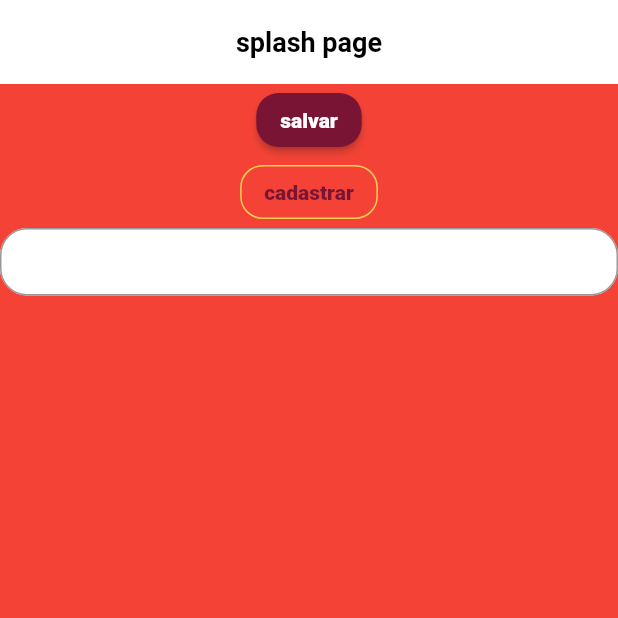
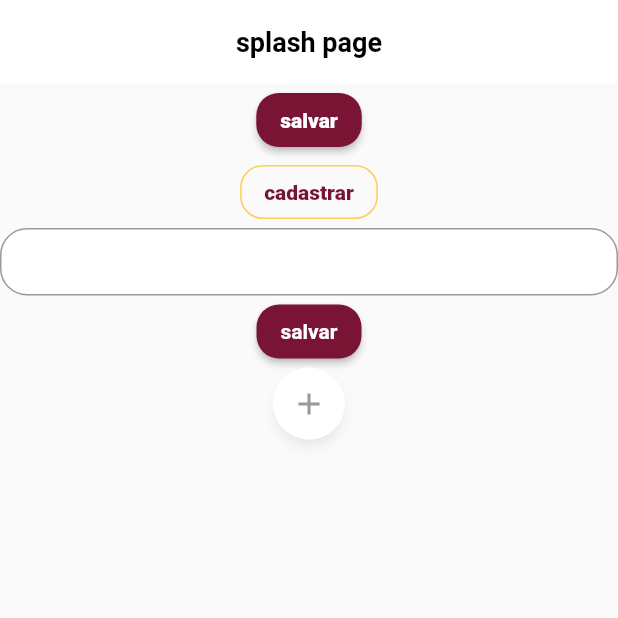
Before and after one commit to FilipeH14/fwc_album_app, a Flutter app: the screen it shows after launch, on a phone screen of 412 x 824 dp, the top half of it. Run offline on Flutter 3.47's test engine with Material 2 defaults, Android fonts, the phone set to English and light mode, and no system bars; Roboto replaces fonts that are missing (MPlus1P, Poppins).

Commit message:
criação dos componentes principais

```diff
--- a/lib/app/core/styles/button_styles.dart
+++ b/lib/app/core/ui/styles/button_styles.dart
@@ -1,7 +1,6 @@
 import 'package:flutter/material.dart';
-import 'package:fwc_album_app/app/core/styles/button_styles.dart';
-import 'package:fwc_album_app/app/core/styles/colors_app.dart';
-import 'package:fwc_album_app/app/core/styles/text_styles.dart';
+import 'package:fwc_album_app/app/core/ui/styles/colors_app.dart';
+import 'package:fwc_album_app/app/core/ui/styles/text_styles.dart';
 
 class ButtonStyles {
   static ButtonStyles? _instance;
--- a/lib/app/core/styles/text_styles.dart
+++ b/lib/app/core/ui/styles/text_styles.dart
@@ -1,5 +1,5 @@
 import 'package:flutter/material.dart';
-import 'package:fwc_album_app/app/core/styles/colors_app.dart';
+import 'package:fwc_album_app/app/core/ui/styles/colors_app.dart';
 
 class TextStyles {
   static TextStyles? _instance;
--- a/lib/app/core/theme/theme_config.dart
+++ b/lib/app/core/ui/theme/theme_config.dart
@@ -1,6 +1,6 @@
 import 'package:flutter/material.dart';
-import 'package:fwc_album_app/app/core/styles/colors_app.dart';
-import 'package:fwc_album_app/app/core/styles/text_styles.dart';
+import 'package:fwc_album_app/app/core/ui/styles/colors_app.dart';
+import 'package:fwc_album_app/app/core/ui/styles/text_styles.dart';
 
 class ThemeConfig {
   ThemeConfig._();
--- /dev/null
+++ b/lib/app/core/ui/widgets/button.dart
@@ -0,0 +1,59 @@
+import 'package:flutter/material.dart';
+import 'package:fwc_album_app/app/core/ui/styles/button_styles.dart';
+import 'package:fwc_album_app/app/core/ui/styles/text_styles.dart';
+
+class Button extends StatelessWidget {
+  final ButtonStyle style;
+  final TextStyle labelStyle;
+  final String label;
+  final double? width;
+  final double? height;
+  final VoidCallback? onPressed;
+  final bool outline;
+
+  const Button({
+    required this.style,
+    required this.labelStyle,
+    required this.label,
+    this.width,
+    this.height,
+    this.onPressed,
+    this.outline = false,
+    super.key,
+  });
+
+  Button.primary({
+    required this.label,
+    this.width,
+    this.height,
+    this.onPressed,
+    super.key,
+  })  : style = ButtonStyles.i.primaryButton,
+        labelStyle = TextStyles.i.textSecondaryFontExtraBold,
+        outline = false;
+
+  @override
+  Widget build(BuildContext context) {
+    final labelText = Text(
+      label,
+      style: labelStyle,
+      overflow: TextOverflow.ellipsis,
+    );
+
+    return SizedBox(
+      height: height,
+      width: width,
+      child: outline
+          ? OutlinedButton(
+              onPressed: onPressed,
+              style: style,
+              child: labelText,
+            )
+          : ElevatedButton(
+              onPressed: onPressed,
+              style: style,
+              child: labelText,
+            ),
+    );
+  }
+}
--- /dev/null
+++ b/lib/app/core/ui/widgets/rounded_button.dart
@@ -0,0 +1,35 @@
+import 'package:flutter/material.dart';
+import 'package:fwc_album_app/app/core/ui/styles/colors_app.dart';
+
+class RoundedButton extends StatelessWidget {
+  final IconData icon;
+  final VoidCallback onPressed;
+
+  const RoundedButton({
+    required this.icon,
+    required this.onPressed,
+    super.key,
+  });
+
+  @override
+  Widget build(BuildContext context) {
+    return Material(
+      elevation: 3,
+      shadowColor: Colors.grey.withOpacity(0.2),
+      shape: const CircleBorder(),
+      child: DecoratedBox(
+        decoration: const BoxDecoration(
+          shape: BoxShape.circle,
+          color: Colors.white,
+        ),
+        child: IconButton(
+          icon: Icon(
+            icon,
+            color: context.colors.darkGrey,
+          ),
+          onPressed: () {},
+        ),
+      ),
+    );
+  }
+}
--- a/lib/app/fwc_album_app.dart
+++ b/lib/app/fwc_album_app.dart
@@ -1,5 +1,5 @@
 import 'package:flutter/material.dart';
-import 'package:fwc_album_app/app/core/theme/theme_config.dart';
+import 'package:fwc_album_app/app/core/ui/theme/theme_config.dart';
 import 'package:fwc_album_app/app/pages/splash/splash_page.dart';
 
 class FwcAlbumApp extends StatelessWidget {
--- a/lib/app/pages/splash/splash_page.dart
+++ b/lib/app/pages/splash/splash_page.dart
@@ -1,5 +1,8 @@
 import 'package:flutter/material.dart';
-import 'package:fwc_album_app/app/core/styles/button_styles.dart';
+import 'package:fwc_album_app/app/core/ui/styles/button_styles.dart';
+import 'package:fwc_album_app/app/core/ui/styles/text_styles.dart';
+import 'package:fwc_album_app/app/core/ui/widgets/button.dart';
+import 'package:fwc_album_app/app/core/ui/widgets/rounded_button.dart';
 
 class Splashpage extends StatelessWidget {
   const Splashpage({super.key});
@@ -7,7 +10,6 @@ class Splashpage extends StatelessWidget {
   @override
   Widget build(BuildContext context) {
     return Scaffold(
-      backgroundColor: Colors.red,
       appBar: AppBar(title: const Text('splash page')),
       body: Center(
         child: Column(
@@ -23,6 +25,16 @@ class Splashpage extends StatelessWidget {
               onPressed: () {},
             ),
             const TextField(),
+            Button(
+              style: ButtonStyles.i.primaryButton,
+              labelStyle: context.textStyles.textPrimaryFontBold,
+              label: 'salvar',
+              onPressed: () {},
+            ),
+            RoundedButton(
+              icon: Icons.add,
+              onPressed: () {},
+            ),
           ],
         ),
       ),
```
Also changed, not shown: lib/app/core/ui/styles/colors_app.dart (renamed from lib/app/core/styles/colors_app.dart).
